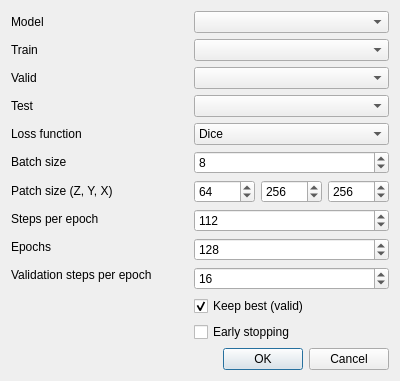
Old version of the form window_train.ui in the repository Cyril-Meyer/DeepSCEM.
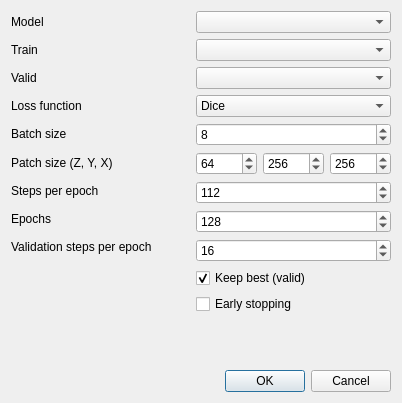
New version of the form.

```diff
--- a/window_train.ui
+++ b/window_train.ui
@@ -6,8 +6,8 @@
    <rect>
     <x>0</x>
     <y>0</y>
-    <width>400</width>
-    <height>359</height>
+    <width>402</width>
+    <height>403</height>
    </rect>
   </property>
   <property name="windowTitle">
@@ -39,13 +39,6 @@
          </property>
         </widget>
        </item>
-       <item>
-        <widget class="QLabel" name="label_dataset_test">
-         <property name="text">
-          <string>Test</string>
-         </property>
-        </widget>
-       </item>
        <item>
         <widget class="QLabel" name="label_loss">
          <property name="text">
@@ -115,9 +108,6 @@
        <item>
         <widget class="QComboBox" name="comboBox_dataset_valid"/>
        </item>
-       <item>
-        <widget class="QComboBox" name="comboBox_dataset_test"/>
-       </item>
        <item>
         <widget class="QComboBox" name="comboBox_loss">
          <item>
```
Left out of the diff: 17 changed lines with no effect on the pictures.
